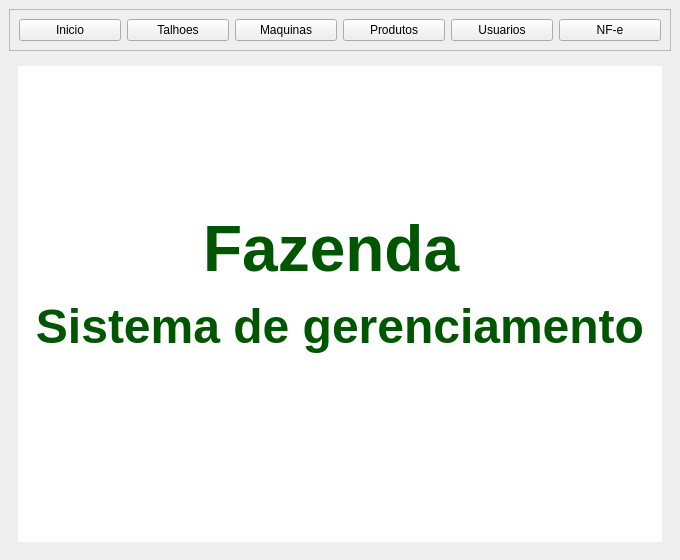
Qt form uimain.ui (lucasdnk/fazenda) before a commit.
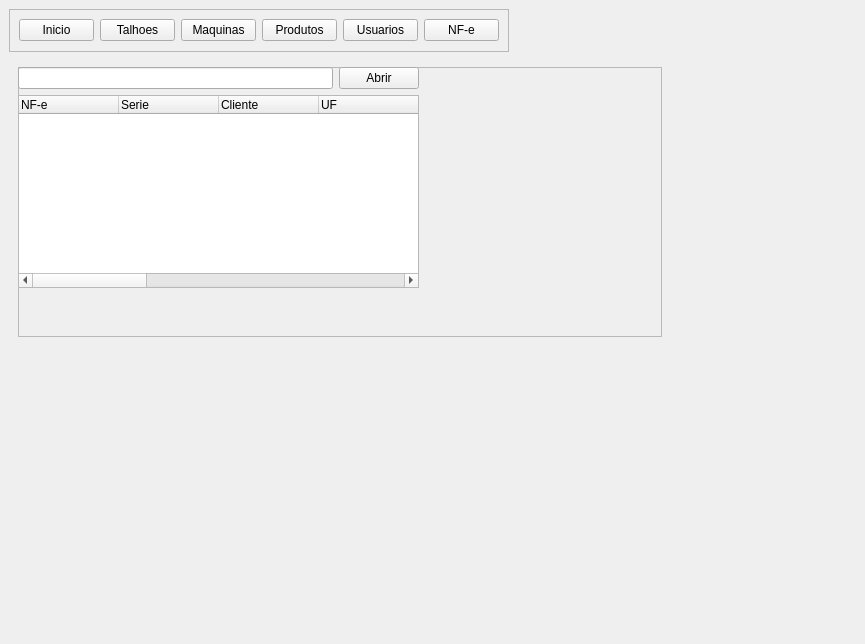
The same form after that commit.

Patch:
```diff
--- a/uimain.ui
+++ b/uimain.ui
@@ -6,17 +6,23 @@
    <rect>
     <x>0</x>
     <y>0</y>
-    <width>680</width>
-    <height>560</height>
+    <width>865</width>
+    <height>644</height>
    </rect>
   </property>
   <property name="windowTitle">
    <string>MainWindow</string>
   </property>
   <widget class="QWidget" name="centralwidget">
-   <layout class="QVBoxLayout" name="verticalLayout">
-    <item>
      <widget class="QFrame" name="frame">
+    <property name="geometry">
+     <rect>
+      <x>9</x>
+      <y>9</y>
+      <width>500</width>
+      <height>43</height>
+     </rect>
+    </property>
       <property name="frameShape">
        <enum>QFrame::StyledPanel</enum>
       </property>
@@ -68,11 +74,17 @@
        </item>
       </layout>
      </widget>
-    </item>
-    <item>
      <widget class="QStackedWidget" name="stackedWidget">
+    <property name="geometry">
+     <rect>
+      <x>9</x>
+      <y>58</y>
+      <width>662</width>
+      <height>288</height>
+     </rect>
+    </property>
       <property name="currentIndex">
-       <number>1</number>
+     <number>2</number>
       </property>
       <widget class="QWidget" name="page">
        <layout class="QVBoxLayout" name="verticalLayout_2">
@@ -195,9 +207,116 @@
         </item>
        </layout>
       </widget>
+    <widget class="QWidget" name="pg_usuarios">
+     <layout class="QVBoxLayout" name="verticalLayout_4">
+      <item>
+       <widget class="QFrame" name="frame_2">
+        <property name="frameShape">
+         <enum>QFrame::StyledPanel</enum>
+        </property>
+        <property name="frameShadow">
+         <enum>QFrame::Raised</enum>
+        </property>
+        <widget class="QWidget" name="layoutWidget">
+         <property name="geometry">
+          <rect>
+           <x>0</x>
+           <y>0</y>
+           <width>401</width>
+           <height>221</height>
+          </rect>
+         </property>
+         <layout class="QVBoxLayout" name="verticalLayout_5">
+          <item>
+           <layout class="QHBoxLayout" name="horizontalLayout_10">
+            <item>
+             <widget class="QLineEdit" name="txt_abrir_7"/>
+            </item>
+            <item>
+             <widget class="QPushButton" name="btn_abrir_7">
+              <property name="text">
+               <string>Abrir</string>
+              </property>
      </widget>
     </item>
    </layout>
+          </item>
+          <item>
+           <widget class="QTreeWidget" name="widget_table_7">
+            <column>
+             <property name="text">
+              <string>NF-e</string>
+             </property>
+            </column>
+            <column>
+             <property name="text">
+              <string>Serie</string>
+             </property>
+            </column>
+            <column>
+             <property name="text">
+              <string>Cliente</string>
+             </property>
+            </column>
+            <column>
+             <property name="text">
+              <string>UF</string>
+             </property>
+            </column>
+            <column>
+             <property name="text">
+              <string>Municipio</string>
+             </property>
+            </column>
+            <column>
+             <property name="text">
+              <string>Cod Item</string>
+             </property>
+            </column>
+            <column>
+             <property name="text">
+              <string>New Column</string>
+             </property>
+            </column>
+            <column>
+             <property name="text">
+              <string>UN</string>
+             </property>
+            </column>
+            <column>
+             <property name="text">
+              <string>Descrição</string>
+             </property>
+            </column>
+            <column>
+             <property name="text">
+              <string>Especie</string>
+             </property>
+            </column>
+            <column>
+             <property name="text">
+              <string>Valor Nfe</string>
+             </property>
+            </column>
+            <column>
+             <property name="text">
+              <string>Data</string>
+             </property>
+            </column>
+            <column>
+             <property name="text">
+              <string>Usuário</string>
+             </property>
+            </column>
+           </widget>
+          </item>
+         </layout>
+        </widget>
+       </widget>
+      </item>
+     </layout>
+    </widget>
+   </widget>
   </widget>
  </widget>
  <resources/>
```
Lines whose indentation alone changed are shown as unchanged.
